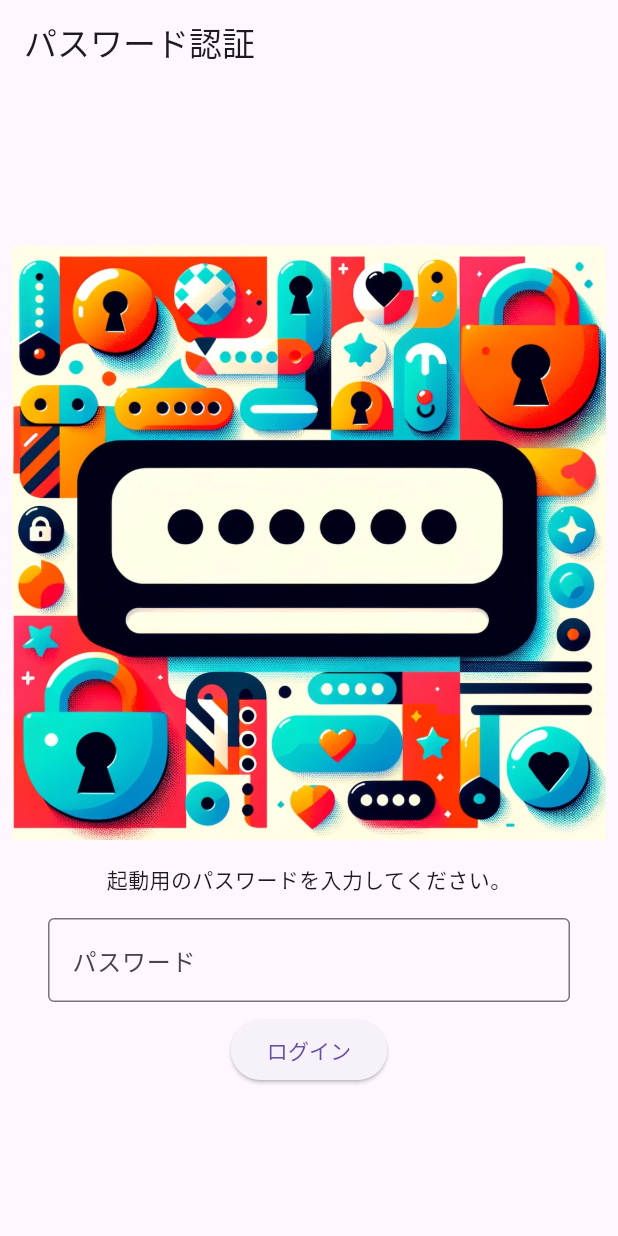
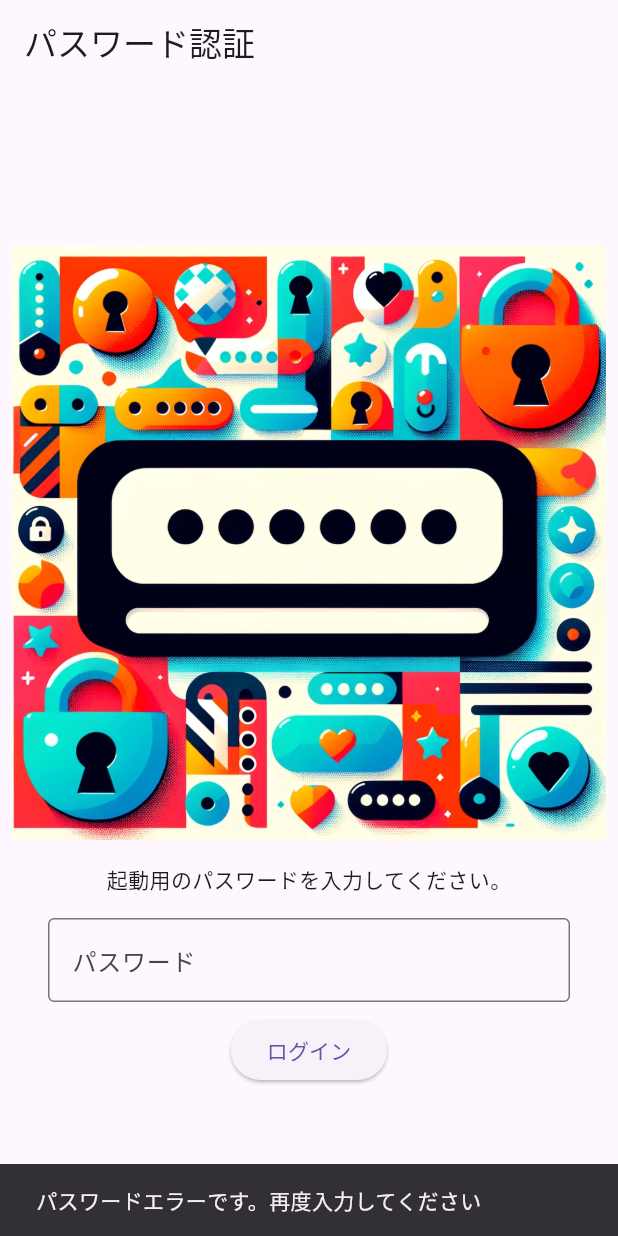
Before and after one commit to hamatz/research_flutter, a Flutter app: the ValidatePasswordScreen screen opened directly, after a tap on "ログイン", on a phone screen of 412 x 824 dp. Run offline on Flutter 3.47's test engine with Material 3 defaults, Android fonts, the phone set to English and light mode, and no system bars; our stand-ins replace event_bus, flutter_markdown, flutter_secure_storage, shared_preferences; missing offline and left inert: pointycastle; accounts and stored records are empty.

Commit message:
パスワードエラーの表示を追加

```diff
--- a/lib/src/screens/validate_password_view.dart
+++ b/lib/src/screens/validate_password_view.dart
@@ -27,6 +27,9 @@ class ValidatePasswordScreen extends StatelessWidget {
         Navigator.of(context).pushReplacement(
           MaterialPageRoute(builder: (context) => chat_view.ChatPage()),
         );
+      }else{
+            ScaffoldMessenger.of(context).showSnackBar(
+              const SnackBar(content: Text('パスワードエラーです。再度入力してください')));
       }
     }
     return Scaffold(
```
